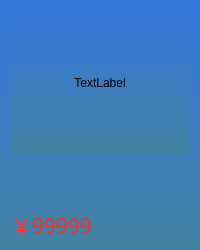
First picture: the form in XMall-Admin/productlistwidget.ui, repository XuanchenLi/XMall, before the edit.
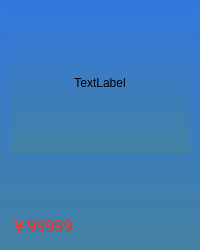
Second picture: the form after the edit.

The edit to the form file:
```diff
--- a/XMall-Admin/productlistwidget.ui
+++ b/XMall-Admin/productlistwidget.ui
@@ -10,6 +10,12 @@
     <height>250</height>
    </rect>
   </property>
+  <property name="minimumSize">
+   <size>
+    <width>0</width>
+    <height>0</height>
+   </size>
+  </property>
   <property name="maximumSize">
    <size>
     <width>200</width>
@@ -83,7 +89,7 @@
        <property name="font">
         <font>
          <family>微软雅黑</family>
-         <pointsize>16</pointsize>
+         <pointsize>12</pointsize>
         </font>
        </property>
        <property name="styleSheet">
```
Left out of the diff: 3 changed lines with no effect on the pictures.
